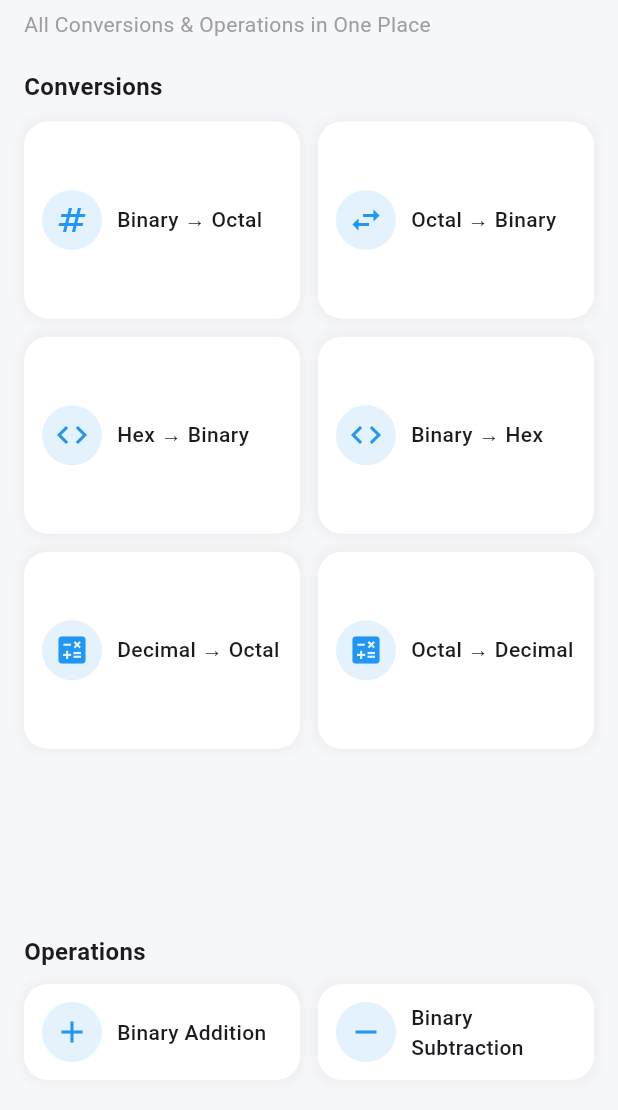
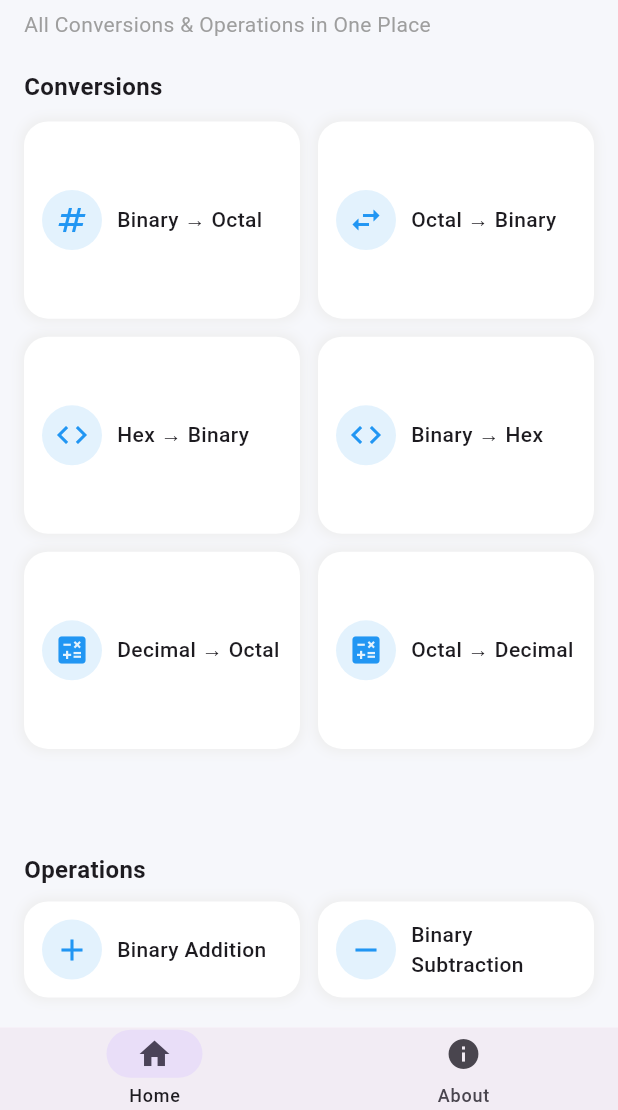
Before and after one commit to sakib2107/Number_System_App, a Flutter app: the BinaryToHexScreen screen opened directly, after a tap on "Back", on a phone screen of 412 x 824 dp, the part 126-1236 px from its top. Run offline on Flutter 3.47's test engine with Material 3 defaults, Android fonts, the phone set to English and light mode, and no system bars.

Commit message:
update ui

```diff
--- a/lib/binary_to_hex.dart
+++ b/lib/binary_to_hex.dart
@@ -1,5 +1,5 @@
 import 'package:flutter/material.dart';
-import 'home.dart';
+import 'main_nav.dart';
 
 class BinaryToHexScreen extends StatelessWidget {
   const BinaryToHexScreen({super.key});
@@ -181,7 +181,7 @@ class BinaryToHexScreen extends StatelessWidget {
                         Navigator.pushReplacement(
                           context,
                           MaterialPageRoute(
-                            builder: (context) => Home(),
+                            builder: (context) => MainNavScreen(),
                           ),
                         );
                       },
--- a/lib/binary_to_octal.dart
+++ b/lib/binary_to_octal.dart
@@ -1,5 +1,5 @@
 import 'package:flutter/material.dart';
-import 'home.dart';
+import 'main_nav.dart';
 
 class BinaryToOctalScreen extends StatelessWidget {
   const BinaryToOctalScreen({super.key});
@@ -182,7 +182,7 @@ class BinaryToOctalScreen extends StatelessWidget {
                         Navigator.pushReplacement(
                           context,
                           MaterialPageRoute(
-                            builder: (context) => Home(),
+                            builder: (context) => MainNavScreen (),
                           ),
                         );
                       },
--- a/lib/decimal_to_octal.dart
+++ b/lib/decimal_to_octal.dart
@@ -1,5 +1,5 @@
 import 'package:flutter/material.dart';
-import 'home.dart';
+import 'main_nav.dart';
 
 class DecimalToOctalScreen extends StatelessWidget {
   const DecimalToOctalScreen({super.key});
@@ -182,7 +182,7 @@ class DecimalToOctalScreen extends StatelessWidget {
                         Navigator.pushReplacement(
                           context,
                           MaterialPageRoute(
-                            builder: (context) => Home(),
+                            builder: (context) => MainNavScreen(),
                           ),
                         );
                       },
--- a/lib/hex_to_binary.dart
+++ b/lib/hex_to_binary.dart
@@ -1,5 +1,5 @@
 import 'package:flutter/material.dart';
-import 'home.dart';
+import 'main_nav.dart';
 
 class HexToBinaryScreen extends StatelessWidget {
   const HexToBinaryScreen ({super.key});
@@ -181,7 +181,7 @@ class HexToBinaryScreen extends StatelessWidget {
                         Navigator.pushReplacement(
                           context,
                           MaterialPageRoute(
-                            builder: (context) => Home(),
+                            builder: (context) => MainNavScreen (),
                           ),
                         );
                       },
--- a/lib/main_nav.dart
+++ b/lib/main_nav.dart
@@ -20,6 +20,7 @@ class _MainNavScreenState extends State<MainNavScreen> {
     return Scaffold(
       body: _screens[_selectedIndex],
       bottomNavigationBar: NavigationBar(
+        height: 55,
         selectedIndex: _selectedIndex,
         onDestinationSelected: (int index){
           _selectedIndex=index;
--- a/lib/octal_to_binary.dart
+++ b/lib/octal_to_binary.dart
@@ -1,5 +1,5 @@
 import 'package:flutter/material.dart';
-import 'home.dart';
+import 'main_nav.dart';
 
 class OctalToBinaryScreen extends StatelessWidget {
   const OctalToBinaryScreen({super.key});
@@ -182,7 +182,7 @@ class OctalToBinaryScreen extends StatelessWidget {
                         Navigator.pushReplacement(
                           context,
                           MaterialPageRoute(
-                            builder: (context) => Home(),
+                            builder: (context) => MainNavScreen (),
                           ),
                         );
                       },
--- a/lib/octal_to_decimal.dart
+++ b/lib/octal_to_decimal.dart
@@ -1,5 +1,5 @@
 import 'package:flutter/material.dart';
-import 'home.dart';
+import 'main_nav.dart';
 
 class OctalToDecimalScreen extends StatelessWidget {
   const OctalToDecimalScreen({super.key});
@@ -182,7 +182,7 @@ class OctalToDecimalScreen extends StatelessWidget {
                         Navigator.pushReplacement(
                           context,
                           MaterialPageRoute(
-                            builder: (context) => Home(),
+                            builder: (context) => MainNavScreen(),
                           ),
                         );
                       },
```
